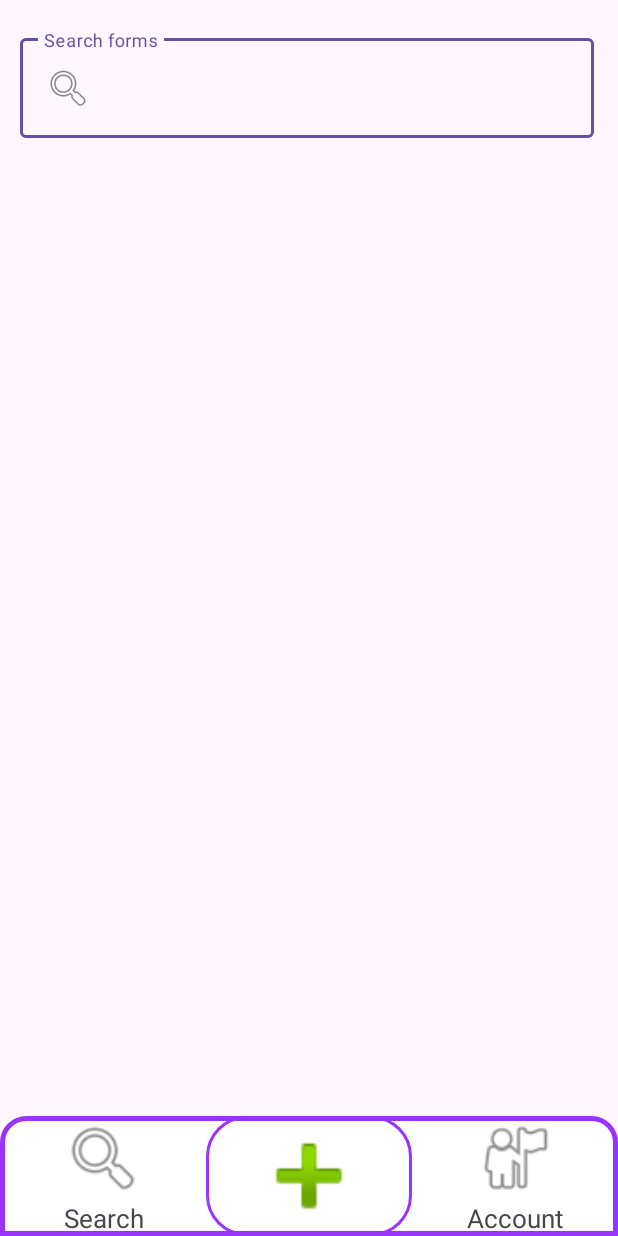
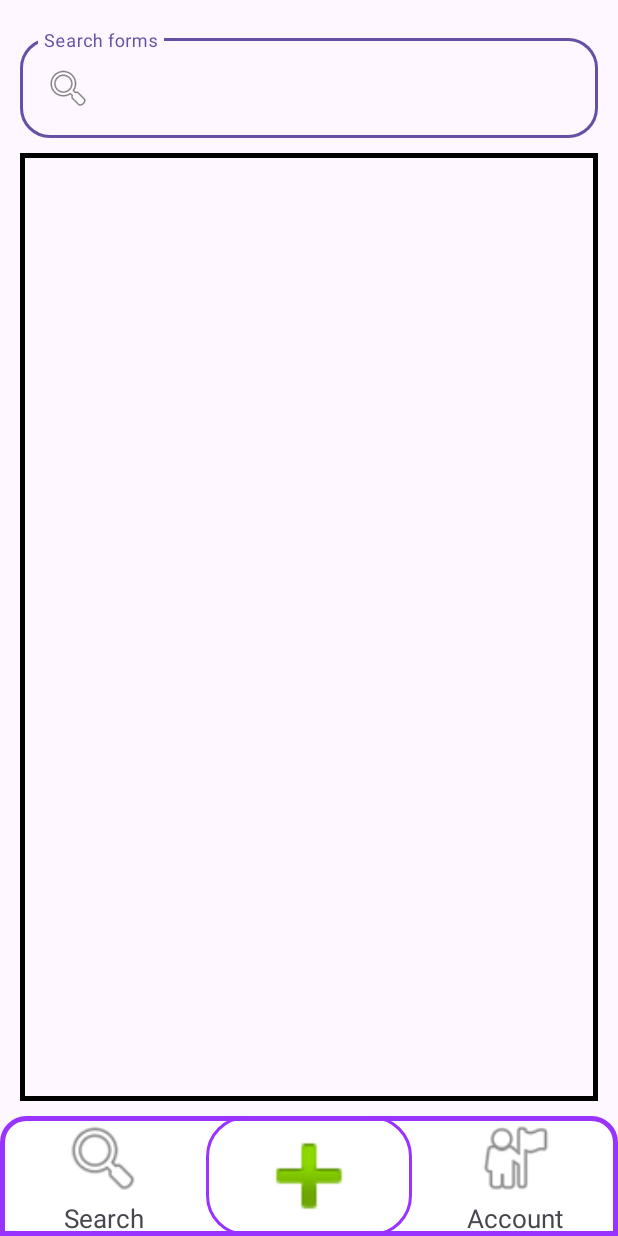
Before and after one commit to LoveAviation/FindMe, an Android app: the screen it shows after launch (MainActivity), on a phone screen of 412 x 824 dp. Run offline under Robolectric (Android 15) with nearby library versions, the phone set to English and light mode, and no system bars.

Commit message:
search bar color and bottom nav problem

```diff
--- a/app/src/main/java/com/example/findme/CreateFormActivity.kt
+++ b/app/src/main/java/com/example/findme/CreateFormActivity.kt
@@ -1,11 +1,7 @@
 package com.example.findme
 
-import android.content.Intent
 import android.os.Bundle
-import androidx.activity.enableEdgeToEdge
 import androidx.appcompat.app.AppCompatActivity
-import androidx.core.view.ViewCompat
-import androidx.core.view.WindowInsetsCompat
 import com.example.findme.databinding.ActivityCreateFormBinding
 
 class CreateFormActivity : AppCompatActivity() {
@@ -15,7 +11,7 @@ class CreateFormActivity : AppCompatActivity() {
         binding = ActivityCreateFormBinding.inflate(layoutInflater)
         setContentView(binding.root)
 
-        binding.backTitleBtn.setOnClickListener {
+        binding.toolbar.setNavigationOnClickListener{
             finish()
         }
     }
--- a/app/src/main/java/com/example/findme/Search.kt
+++ b/app/src/main/java/com/example/findme/Search.kt
@@ -1,10 +1,16 @@
 package com.example.findme
 
+import android.content.Context
 import android.os.Bundle
+import android.view.KeyEvent
 import androidx.fragment.app.Fragment
 import android.view.LayoutInflater
 import android.view.View
 import android.view.ViewGroup
+import android.view.inputmethod.EditorInfo
+import android.view.inputmethod.InputMethodManager
+import android.widget.TextView
+import androidx.core.content.ContextCompat.getSystemService
 import com.example.findme.databinding.FragmentSearchBinding
 
 // TODO: Rename parameter arguments, choose names that match
@@ -36,9 +42,15 @@ class Search : Fragment() {
     override fun onCreateView(
         inflater: LayoutInflater, container: ViewGroup?,
         savedInstanceState: Bundle?
-    ): View? {
+    ): View {
         binding_ = FragmentSearchBinding.inflate(layoutInflater)
         return binding.root
+    }
+
+    override fun onViewCreated(view: View, savedInstanceState: Bundle?) {
+        super.onViewCreated(view, savedInstanceState)
+
+
     }
 
     companion object {
--- /dev/null
+++ b/app/src/main/res/drawable/search_results_layout_draw.xml
@@ -0,0 +1,7 @@
+<?xml version="1.0" encoding="utf-8"?>
+<shape xmlns:android="http://schemas.android.com/apk/res/android"
+    android:shape="rectangle">
+    <stroke
+        android:width="3dp"
+        android:color="@color/black" />
+</shape>
--- a/app/src/main/res/layout/activity_main.xml
+++ b/app/src/main/res/layout/activity_main.xml
@@ -79,10 +79,14 @@
     <androidx.fragment.app.FragmentContainerView
         android:id="@+id/fragmentContainerView"
         android:name="androidx.navigation.fragment.NavHostFragment"
-        android:layout_width="409dp"
-        android:layout_height="649dp"
+        android:layout_width="match_parent"
+        android:layout_height="0dp"
         app:defaultNavHost="true"
-        app:navGraph="@navigation/nav_graph"
-        tools:layout_editor_absoluteX="1dp"
-        tools:layout_editor_absoluteY="1dp" />
+        app:layout_constraintEnd_toEndOf="parent"
+        app:layout_constraintStart_toStartOf="parent"
+        app:layout_constraintTop_toTopOf="parent"
+        app:layout_constraintBottom_toTopOf="@id/nav_bar"
+        app:navGraph="@navigation/nav_graph" />
+
+
 </androidx.constraintlayout.widget.ConstraintLayout>
--- a/app/src/main/res/layout/fragment_search.xml
+++ b/app/src/main/res/layout/fragment_search.xml
@@ -7,18 +7,37 @@
     tools:context=".Search">
 
     <com.google.android.material.textfield.TextInputLayout
+        android:id="@+id/search_layout"
         android:layout_width="match_parent"
         android:layout_height="wrap_content"
         app:layout_constraintEnd_toEndOf="parent"
         app:layout_constraintStart_toStartOf="parent"
         android:layout_marginTop="20dp"
         android:layout_marginHorizontal="13dp"
+        android:hint="@string/search_forms"
+        style="@style/TextInputLayoutRoundedBox"
         app:layout_constraintTop_toTopOf="parent">
 
         <com.google.android.material.textfield.TextInputEditText
+            android:id="@+id/search_editText"
             android:layout_width="match_parent"
-            android:layout_height="wrap_content"
+            android:layout_height="match_parent"
             android:drawableStart="@android:drawable/ic_menu_search"
-            android:hint="@string/search_forms"/>
+            android:inputType="text"
+            android:maxLines="1"
+            android:imeOptions="actionDone" />
     </com.google.android.material.textfield.TextInputLayout>
+
+    <ScrollView
+        android:contentDescription="@string/sear_results_layout_description"
+        android:id="@+id/searchResultView"
+        android:layout_width="match_parent"
+        android:layout_height="0dp"
+        android:layout_marginHorizontal="13dp"
+        android:layout_marginVertical="10dp"
+        android:background="@drawable/search_results_layout_draw"
+        app:layout_constraintBottom_toBottomOf="parent"
+        app:layout_constraintEnd_toEndOf="parent"
+        app:layout_constraintStart_toStartOf="parent"
+        app:layout_constraintTop_toBottomOf="@+id/search_layout"/>
 </androidx.constraintlayout.widget.ConstraintLayout>
--- a/app/src/main/res/values/strings.xml
+++ b/app/src/main/res/values/strings.xml
@@ -14,4 +14,5 @@
     <!-- TODO: Remove or change this placeholder text -->
     <string name="hello_blank_fragment">Hello blank fragment</string>
     <string name="search_forms">Search forms</string>
+    <string name="sear_results_layout_description">Search results layout</string>
 </resources>
--- a/app/src/main/res/values/styles.xml
+++ b/app/src/main/res/values/styles.xml
@@ -2,10 +2,21 @@
 <resources>
     <style name="BottomNavStyle">
         <item name="android:background">@drawable/bottom_nav_background</item>
-        <item name="android:elevation">8dp</item> <!-- Высота тени, которая создаст эффект сглаживания -->
+        <item name="android:elevation">8dp</item>
     </style>
     <style name="TextInputLayout">
         <item name="boxStrokeColor">@color/selected</item>
         <item name="boxStrokeWidth">2dp</item>
     </style>
+    <style name="ToolBarStyle" parent="TextAppearance.Widget.AppCompat.Toolbar.Title">>
+        <item name="android:textSize">30sp</item>
+        <item name="android:textColor">@android:color/white</item>
+    </style>
+    <style name="TextInputLayoutRoundedBox">
+        <item name="boxCornerRadiusBottomEnd">20dp</item> <!-- Закругление углов снизу и справа -->
+        <item name="boxCornerRadiusBottomStart">20dp</item>
+        <item name="boxCornerRadiusTopEnd">20dp</item> <!-- Закругление углов сверху и справа -->
+        <item name="boxCornerRadiusTopStart">20dp</item>
+        <item name="boxStrokeWidth">1dp</item> <!-- Ширина обводки -->
+    </style>
 </resources>
```
Also changed, not shown: app/src/main/res/drawable/search_bar_draw.xml (added, +8 -0 lines), app/src/main/res/layout/activity_create_form.xml (+15 -24 lines).
